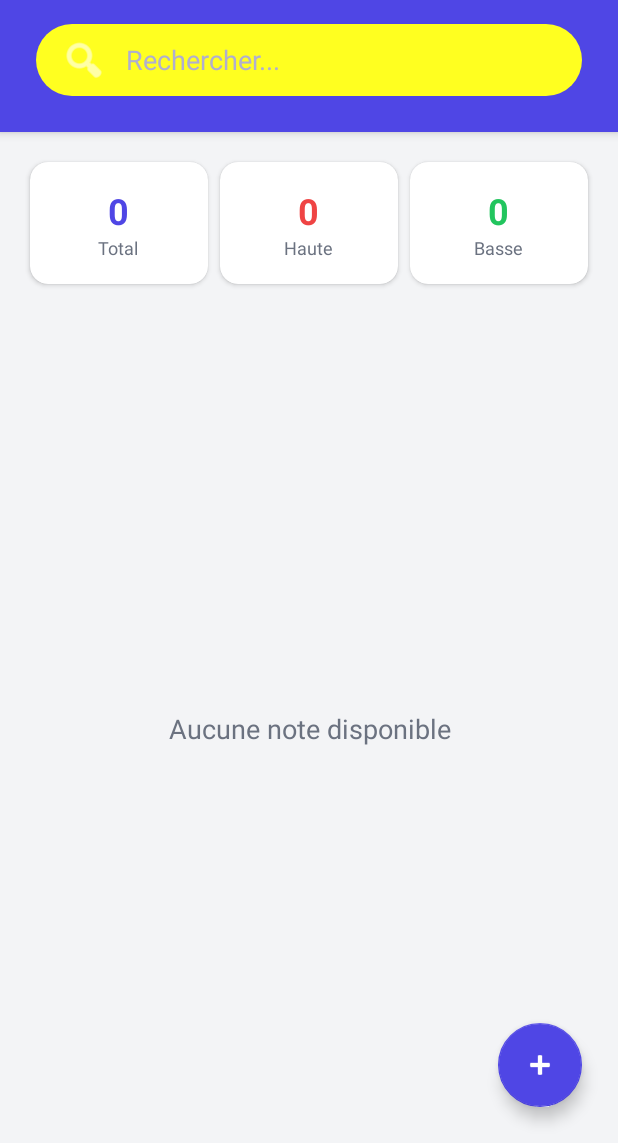
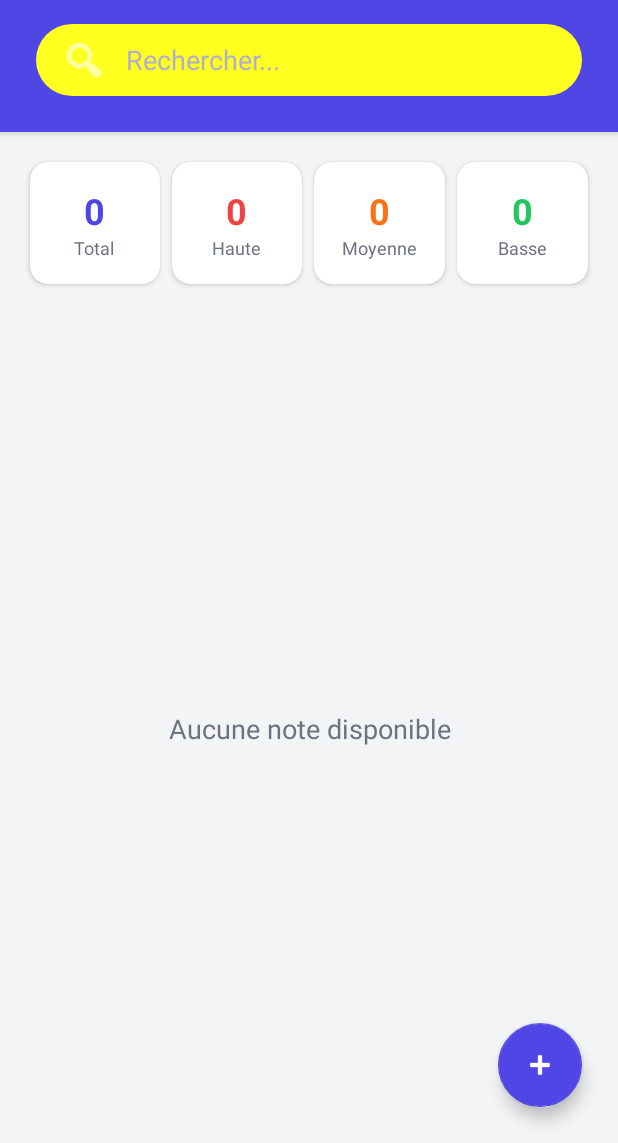
Before and after one commit to Saidael0/MyNotes, an Android app: the screen it shows after launch (MainActivity), on a phone screen of 412 x 824 dp, the part 93-1236 px from its top. Run offline under Robolectric (Android 15) with nearby library versions, the phone set to English and light mode, and no system bars.

Commit message:
Initial commit - MyNotes Android project

```diff
--- a/app/src/main/java/com/example/mynotes/MainActivity.java
+++ b/app/src/main/java/com/example/mynotes/MainActivity.java
@@ -22,7 +22,7 @@ public class MainActivity extends AppCompatActivity {
     private NoteAdapter adapter;
     private DatabaseHelper dbHelper;
     private EditText searchEditText;
-    private TextView totalCount, highCount, lowCount, emptyMessage;
+    private TextView totalCount, highCount, mediumCount, lowCount, emptyMessage; // AJOUT: mediumCount
     private List<Note> allNotes;
 
     @Override
@@ -30,11 +30,12 @@ public class MainActivity extends AppCompatActivity {
         super.onCreate(savedInstanceState);
         setContentView(R.layout.activity_main);
 
-        // Initialiser les vues
+        // Initialiser les vues - AJOUTER mediumCount
         recyclerView = findViewById(R.id.recyclerView);
         searchEditText = findViewById(R.id.searchEditText);
         totalCount = findViewById(R.id.totalCount);
         highCount = findViewById(R.id.highCount);
+        mediumCount = findViewById(R.id.mediumCount); // AJOUT: cette ligne
         lowCount = findViewById(R.id.lowCount);
         emptyMessage = findViewById(R.id.emptyMessage);
         FloatingActionButton fabAdd = findViewById(R.id.fabAdd);
@@ -105,12 +106,32 @@ public class MainActivity extends AppCompatActivity {
     private void updateStatistics() {
         totalCount.setText(String.valueOf(allNotes.size()));
 
-        int high = 0, low = 0;
+        int high = 0, medium = 0, low = 0;
         for (Note note : allNotes) {
-            if (note.getPriorite().equals("Haute")) high++;
-            if (note.getPriorite().equals("Basse")) low++;
+            String priorite = note.getPriorite();
+            if (priorite != null) {
+                switch (priorite) {
+                    case "Haute":
+                        high++;
+                        break;
+                    case "Moyenne":
+                        medium++;
+                        break;
+                    case "Basse":
+                        low++;
+                        break;
+                }
+            }
         }
+
         highCount.setText(String.valueOf(high));
+        mediumCount.setText(String.valueOf(medium)); // AJOUT: cette ligne
         lowCount.setText(String.valueOf(low));
+
+        // Afficher dans les logs pour debug
+        System.out.println("Statistiques - Total: " + allNotes.size() +
+                ", Haute: " + high +
+                ", Moyenne: " + medium +
+                ", Basse: " + low);
     }
 }
--- a/app/src/main/res/layout/activity_main.xml
+++ b/app/src/main/res/layout/activity_main.xml
@@ -51,7 +51,7 @@
             android:layout_height="wrap_content"
             android:orientation="horizontal"
             android:padding="16dp"
-            android:weightSum="3">
+            android:weightSum="4">
 
             <androidx.cardview.widget.CardView
                 android:layout_width="0dp"
@@ -135,6 +135,39 @@
                     android:gravity="center">
 
                     <TextView
+                        android:id="@+id/mediumCount"
+                        android:layout_width="wrap_content"
+                        android:layout_height="wrap_content"
+                        android:text="0"
+                        android:textSize="24sp"
+                        android:textStyle="bold"
+                        android:textColor="@color/priority_medium"/>
+
+                    <TextView
+                        android:layout_width="wrap_content"
+                        android:layout_height="wrap_content"
+                        android:text="Moyenne"
+                        android:textSize="12sp"
+                        android:textColor="@color/gray_medium"/>
+                </LinearLayout>
+            </androidx.cardview.widget.CardView>
+
+            <androidx.cardview.widget.CardView
+                android:layout_width="0dp"
+                android:layout_height="wrap_content"
+                android:layout_weight="1"
+                android:layout_margin="4dp"
+                app:cardCornerRadius="12dp"
+                app:cardElevation="2dp">
+
+                <LinearLayout
+                    android:layout_width="match_parent"
+                    android:layout_height="wrap_content"
+                    android:orientation="vertical"
+                    android:padding="16dp"
+                    android:gravity="center">
+
+                    <TextView
                         android:id="@+id/lowCount"
                         android:layout_width="wrap_content"
                         android:layout_height="wrap_content"
```
